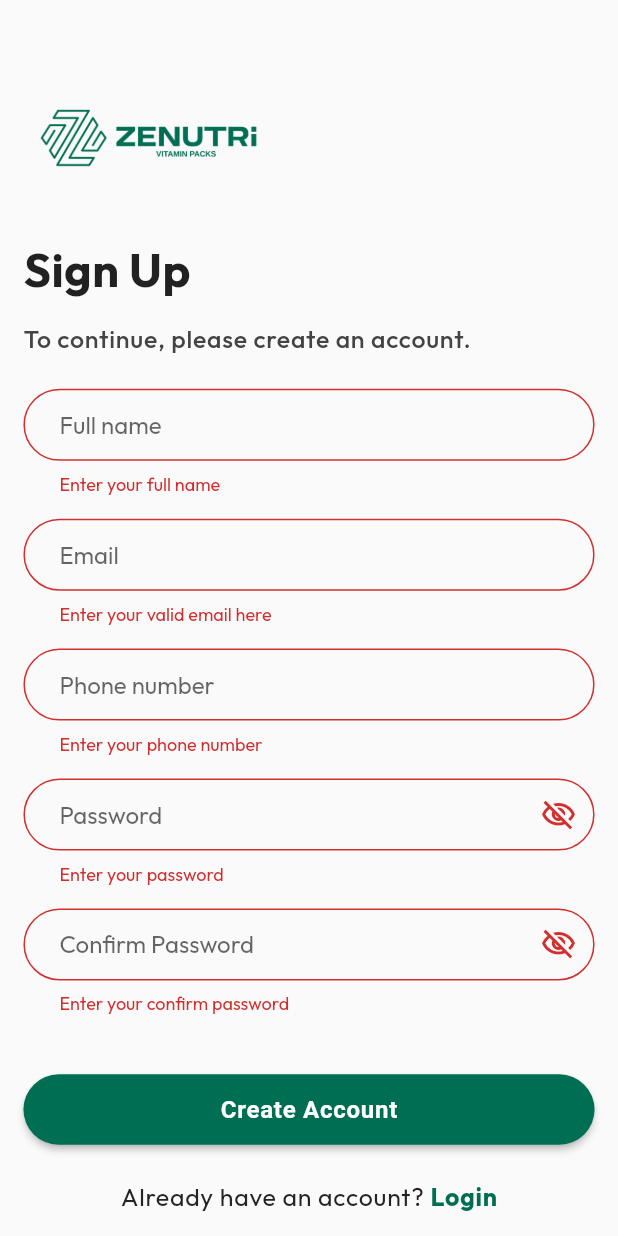
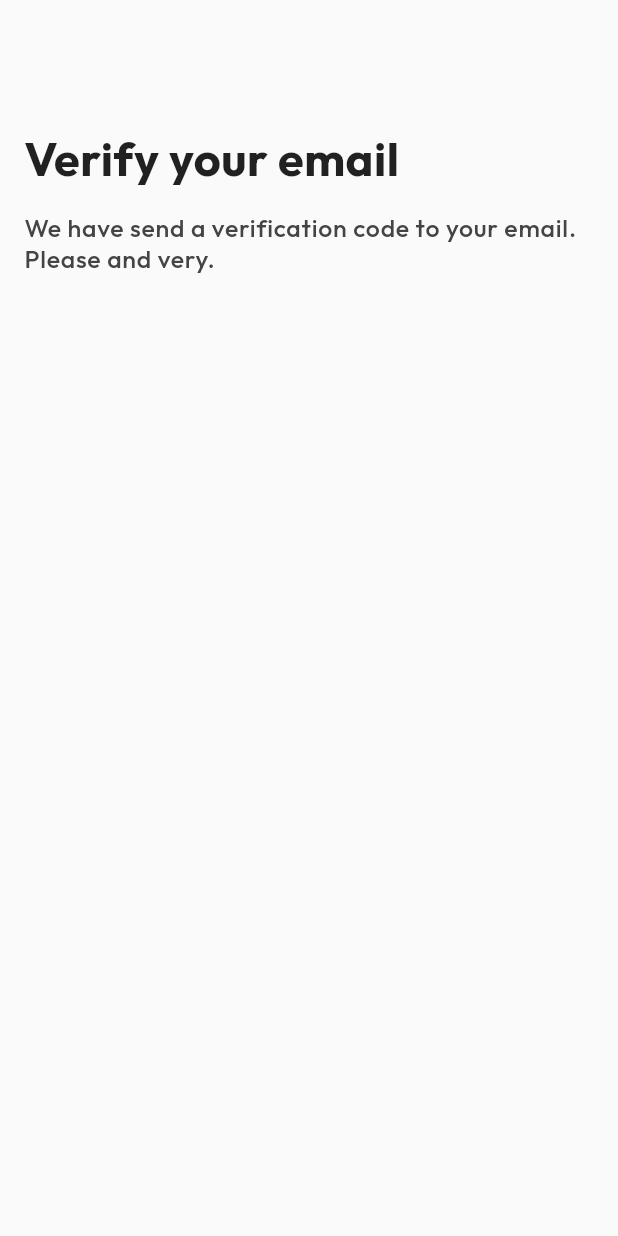
Before and after one commit to Sid-1661/Zenutri-App, a Flutter app: the SignUpScreen screen opened directly, after a tap on "Create Account", on a phone screen of 412 x 824 dp. Run offline on Flutter 3.47's test engine with Material 2 defaults, Android fonts, the phone set to English and light mode, and no system bars; our stand-ins replace get.

Commit message:
verify otp screen ui in progress

```diff
--- a/lib/features/auth/presentation/ui/screen/signup_screen.dart
+++ b/lib/features/auth/presentation/ui/screen/signup_screen.dart
@@ -1,7 +1,9 @@
 import 'package:flutter/material.dart';
+import 'package:get/get.dart';
 import 'package:zenutri_app/common/presentation/utils/app_colors.dart';
 import 'package:zenutri_app/common/presentation/utils/spacing.dart';
 import 'package:zenutri_app/core/extensions/size_extension.dart';
+import 'package:zenutri_app/features/auth/presentation/ui/screen/verify_otp_screen.dart';
 import 'package:zenutri_app/features/auth/presentation/ui/widgets/move_to_login_text_button.dart';
 import 'package:zenutri_app/features/auth/presentation/ui/widgets/zenutri_logo_horizontal.dart';
 
@@ -163,9 +165,9 @@ class _SignUpScreenState extends State<SignUpScreen> {
             width: 100.w,
             child: ElevatedButton(
               onPressed: () {
-                if (_formKey.currentState?.validate() ?? false) {
-
-                }
+                // if (_formKey.currentState?.validate() ?? false) {
+                // }
+                Get.to(const VerifyOtpScreen());
               },
               child: const Text('Create Account'),
             ),
--- a/lib/features/auth/presentation/ui/screen/verify_otp_screen.dart
+++ b/lib/features/auth/presentation/ui/screen/verify_otp_screen.dart
@@ -0,0 +1,38 @@
+import 'package:flutter/material.dart';
+import 'package:zenutri_app/common/presentation/utils/app_colors.dart';
+import 'package:zenutri_app/common/presentation/utils/spacing.dart';
+
+class VerifyOtpScreen extends StatefulWidget {
+  const VerifyOtpScreen({super.key});
+
+  @override
+  State<VerifyOtpScreen> createState() => _VerifyOtpScreenState();
+}
+
+class _VerifyOtpScreenState extends State<VerifyOtpScreen> {
+  @override
+  Widget build(BuildContext context) {
+    return Scaffold(
+      body: SafeArea(
+        child: Padding(
+          padding: const EdgeInsets.all(16),
+          child: Column(
+            crossAxisAlignment: CrossAxisAlignment.start,
+            children: [
+              verticalSpace(72),
+              Text('Verify your email', style: Theme.of(context).textTheme.titleLarge),
+              verticalSpace(16),
+              Text(
+                'We have send a verification code to your email. Please and very.',
+                style: Theme.of(context).textTheme.bodyLarge?.copyWith(
+                  color: AppColors.shadowGray,
+                ),
+              ),
+              verticalSpace(24),
+            ],
+          ),
+        ),
+      ),
+    );
+  }
+}
```
